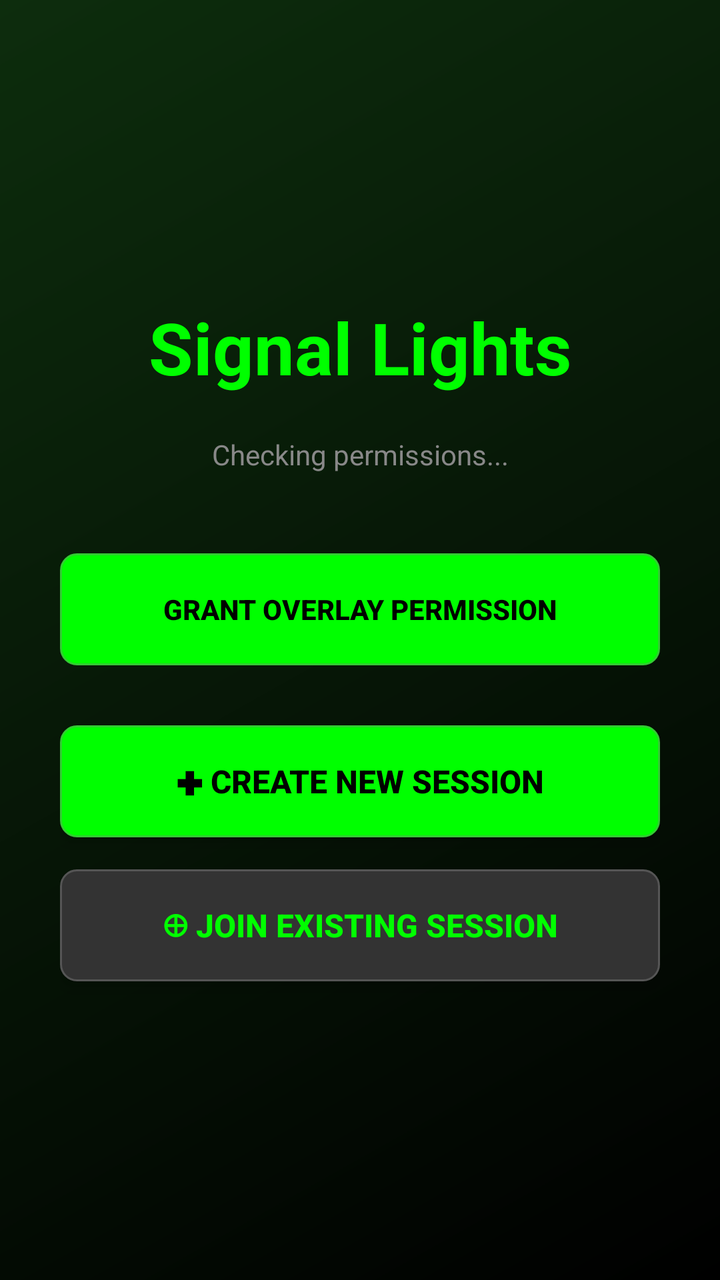
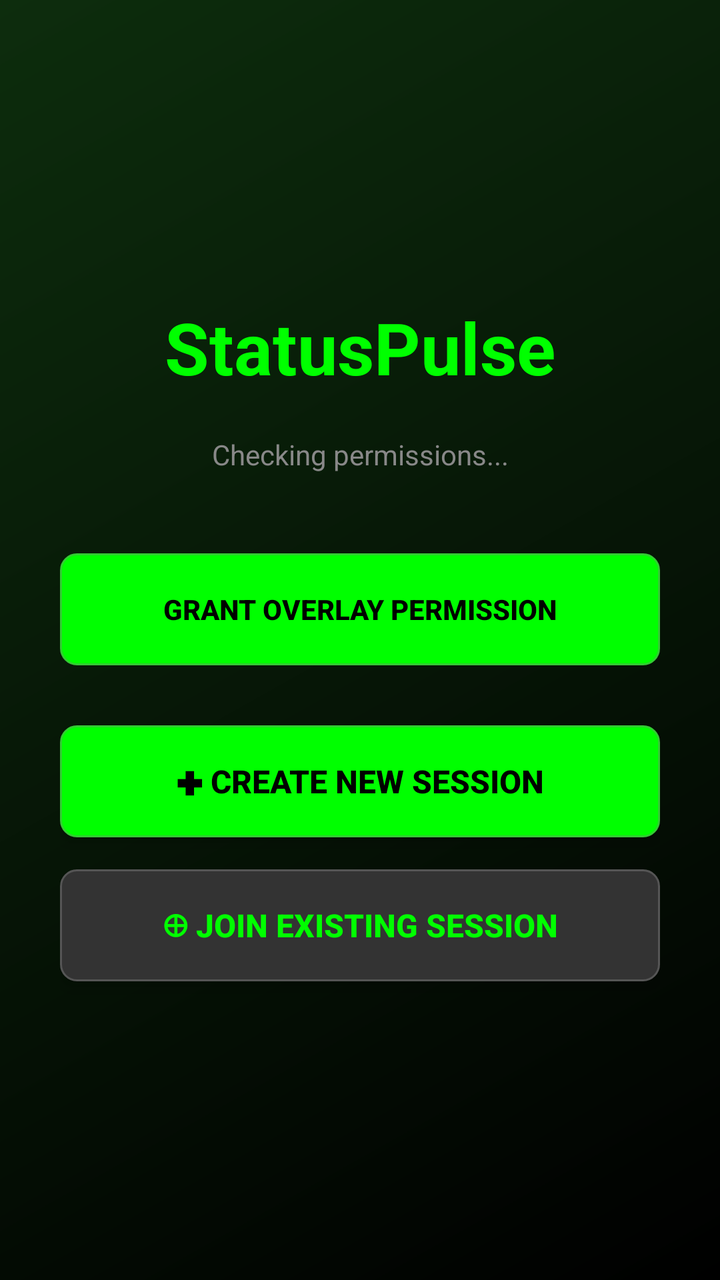

Two renders of the same Android screen: before a commit and after it. Below are the layout's source before the change and the commit's diff.
<!-- AndroidManifest.xml: activity theme Theme.SignalLights -->
<!-- res/layout/activity_main.xml -->
<?xml version="1.0" encoding="utf-8"?>
<LinearLayout xmlns:android="http://schemas.android.com/apk/res/android"
    android:layout_width="match_parent"
    android:layout_height="match_parent"
    android:orientation="vertical"
    android:background="@drawable/gradient_background">

    
    <LinearLayout
        android:layout_width="match_parent"
        android:layout_height="0dp"
        android:layout_weight="1"
        android:orientation="vertical"
        android:gravity="center"
        android:padding="30dp">

        <TextView
            android:layout_width="wrap_content"
            android:layout_height="wrap_content"
            android:text="Signal Lights"
            android:textSize="36sp"
            android:textStyle="bold"
            android:textColor="#00ff00"
            android:layout_marginBottom="20dp" />

        <TextView
            android:id="@+id/statusText"
            android:layout_width="match_parent"
            android:layout_height="wrap_content"
            android:text="Checking permissions..."
            android:textSize="14sp"
            android:textColor="#888888"
            android:layout_marginBottom="40dp"
            android:gravity="center" />

        <Button
            android:id="@+id/checkPermButton"
            android:layout_width="match_parent"
            android:layout_height="56dp"
            android:text="Grant Overlay Permission"
            android:textSize="14sp"
            android:textStyle="bold"
            android:background="@drawable/button_primary"
            android:textColor="#000000"
            android:layout_marginBottom="30dp"
            android:stateListAnimator="@null" />

        <Button
            android:id="@+id/createSessionBtn"
            android:layout_width="match_parent"
            android:layout_height="56dp"
            android:text="✚ Create New Session"
            android:textSize="16sp"
            android:textStyle="bold"
            android:background="@drawable/button_primary"
            android:textColor="#000000"
            android:layout_marginBottom="16dp"
            android:stateListAnimator="@null"
            android:elevation="4dp" />

        <Button
            android:id="@+id/joinSessionBtn"
            android:layout_width="match_parent"
            android:layout_height="56dp"
            android:text="⊕ Join Existing Session"
            android:textSize="16sp"
            android:textStyle="bold"
            android:background="@drawable/button_secondary"
            android:textColor="#00ff00"
            android:stateListAnimator="@null"
            android:elevation="4dp" />

    </LinearLayout>

    
    <LinearLayout
        android:id="@+id/controlBar"
        android:layout_width="match_parent"
        android:layout_height="0dp"
        android:layout_weight="0.25"
        android:orientation="horizontal"
        android:visibility="gone"
        android:background="#000000">

        <Button
            android:id="@+id/controlRedBtn"
            android:layout_width="0dp"
            android:layout_height="match_parent"
            android:layout_weight="1"
            android:text="FIX"
            android:textSize="18sp"
            android:textStyle="bold"
            android:textColor="#000000"
            android:shadowColor="#ff0000"
            android:shadowDx="0"
            android:shadowDy="0"
            android:shadowRadius="24"
            android:background="@drawable/control_button_fix"
            android:foreground="?attr/selectableItemBackground"
            android:stateListAnimator="@null" />

        <Button
            android:id="@+id/controlYellowBtn"
            android:layout_width="0dp"
            android:layout_height="match_parent"
            android:layout_weight="1"
            android:text="WARN"
            android:textSize="18sp"
            android:textStyle="bold"
            android:textColor="#ffffff"
            android:shadowColor="#2196F3"
            android:shadowDx="0"
            android:shadowDy="0"
            android:shadowRadius="30"
            android:background="@drawable/control_button_warn"
            android:foreground="?attr/selectableItemBackground"
            android:stateListAnimator="@null" />

        <Button
            android:id="@+id/controlGreenBtn"
            android:layout_width="0dp"
            android:layout_height="match_parent"
            android:layout_weight="1"
            android:text="CORRECT"
            android:textSize="18sp"
            android:textStyle="bold"
            android:textColor="#000000"
            android:background="@drawable/control_button_correct"
            android:foreground="?attr/selectableItemBackground"
            android:stateListAnimator="@null" />

    </LinearLayout>

</LinearLayout>
<!-- resources referenced by this layout -->
<resources>
  <!-- drawable button_primary (drawable) -->
  <?xml version="1.0" encoding="utf-8"?>
  <shape xmlns:android="http://schemas.android.com/apk/res/android"
      android:shape="rectangle">
      <solid android:color="#00ff00" />
      <corners android:radius="8dp" />
      <stroke android:color="#33cc33" android:width="1dp" />
  </shape>
  <!-- drawable button_secondary (drawable) -->
  <?xml version="1.0" encoding="utf-8"?>
  <shape xmlns:android="http://schemas.android.com/apk/res/android"
      android:shape="rectangle">
      <solid android:color="#333333" />
      <corners android:radius="8dp" />
      <stroke android:color="#555555" android:width="1dp" />
  </shape>
  <!-- drawable control_button_correct (drawable) -->
  <?xml version="1.0" encoding="utf-8"?>
  <shape xmlns:android="http://schemas.android.com/apk/res/android"
      android:shape="rectangle">
      <solid android:color="#00ff00" />
      <corners android:radius="8dp" />
      <stroke android:color="#00ff00" android:width="2dp" />
  </shape>
  <!-- drawable control_button_fix (drawable) -->
  <?xml version="1.0" encoding="utf-8"?>
  <shape xmlns:android="http://schemas.android.com/apk/res/android"
      android:shape="rectangle">
      <solid android:color="#ffffff" />
      <corners android:radius="8dp" />
      <stroke android:color="#ffffff" android:width="2dp" />
  </shape>
  <!-- drawable control_button_warn (drawable) -->
  <?xml version="1.0" encoding="utf-8"?>
  <shape xmlns:android="http://schemas.android.com/apk/res/android"
      android:shape="rectangle">
      <solid android:color="#00000000" />
      <corners android:radius="8dp" />
      <stroke android:color="#ffffff" android:width="2dp" />
  </shape>
  <!-- drawable gradient_background (drawable) -->
  <?xml version="1.0" encoding="utf-8"?>
  <shape xmlns:android="http://schemas.android.com/apk/res/android">
      <gradient
          android:type="linear"
          android:angle="135"
          android:startColor="#000000"
          android:endColor="#0d2d0d" />
  </shape>
  <style name="Theme.SignalLights" parent="Theme.AppCompat.Light.NoActionBar">
          <item name="colorPrimary">@color/primary</item>
          <item name="colorPrimaryDark">@color/primary_dark</item>
          <item name="colorAccent">@color/accent</item>
      </style>
  <color name="primary">#FF6200EE</color>
  <color name="primary_dark">#FF3700B3</color>
  <color name="accent">#FF03DAC5</color>
</resources>

<!-- the commit's change to res/layout/activity_main.xml (unified diff, before → after) -->
@@ -17,7 +17,7 @@
         <TextView
             android:layout_width="wrap_content"
             android:layout_height="wrap_content"
-            android:text="Signal Lights"
+            android:text="StatusPulse"
             android:textSize="36sp"
             android:textStyle="bold"
             android:textColor="#00ff00"
@@ -88,13 +88,13 @@
             android:layout_height="match_parent"
             android:layout_weight="1"
             android:text="FIX"
-            android:textSize="18sp"
+            android:textSize="20sp"
             android:textStyle="bold"
             android:textColor="#000000"
             android:shadowColor="#ff0000"
             android:shadowDx="0"
             android:shadowDy="0"
-            android:shadowRadius="24"
+            android:shadowRadius="60"
             android:background="@drawable/control_button_fix"
             android:foreground="?attr/selectableItemBackground"
             android:stateListAnimator="@null" />
@@ -105,13 +105,13 @@
             android:layout_height="match_parent"
             android:layout_weight="1"
             android:text="WARN"
-            android:textSize="18sp"
+            android:textSize="20sp"
             android:textStyle="bold"
             android:textColor="#ffffff"
             android:shadowColor="#2196F3"
             android:shadowDx="0"
             android:shadowDy="0"
-            android:shadowRadius="30"
+            android:shadowRadius="70"
             android:background="@drawable/control_button_warn"
             android:foreground="?attr/selectableItemBackground"
             android:stateListAnimator="@null" />
